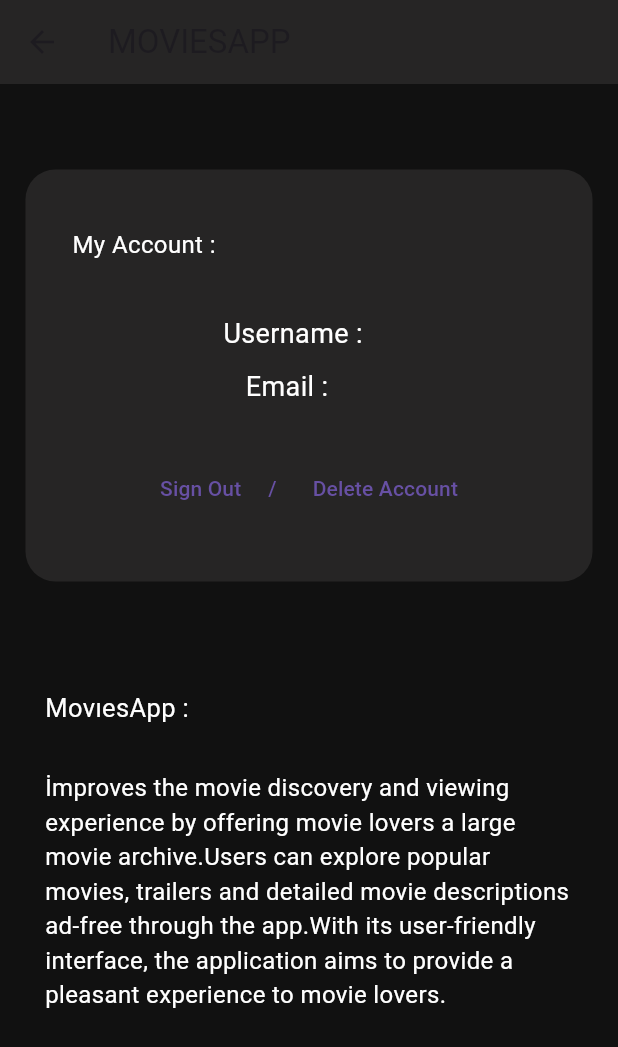
After one commit to mcanvarul/mehmetcanmovies, a Flutter app: the MainView screen opened directly, after a tap on the "person" icon, on a phone screen of 412 x 824 dp. The commit adds this screen. Shown: the top 1047 px of the screen. Run offline on Flutter 3.47's test engine with Material 3 defaults, Android fonts, the phone set to English and light mode, and no system bars; our stand-ins replace chewie, cloud_firestore, file_picker, firebase_auth, firebase_core, firebase_storage and 2 more; missing offline and left inert: alarm, omni_datetime_picker; accounts and stored records are empty; network calls fail.

```diff
--- a/lib/main/main_view.dart
+++ b/lib/main/main_view.dart
@@ -1,6 +1,7 @@
 import 'package:firebase_auth/firebase_auth.dart';
 import 'package:flutter/material.dart';
 import 'package:mehmetcanmovies/main/main_mixin.dart';
+import 'package:mehmetcanmovies/profile.dart';
 import 'package:shared_preferences/shared_preferences.dart';
 
 class MainView extends StatefulWidget {
@@ -36,9 +37,15 @@ class _MainViewState extends State<MainView> with MainViewMixin {
                 onPressed: () {
                   alarmNavigation(context);
                 },
-              icon: const Icon(Icons.logout),
+                icon: const Icon(Icons.alarm),
               ),
               actions: [
+                IconButton(
+                  onPressed: () => Navigator.of(context).push(MaterialPageRoute(
+                    builder: (context) => ProfilePage(),
+                  )),
+                  icon: const Icon(Icons.person),
+                ),
                 userCredential.email == "admin@admin.com"
                     ? IconButton(
                         onPressed: () {
@@ -48,11 +55,9 @@ class _MainViewState extends State<MainView> with MainViewMixin {
                       )
                     : Container(),
               ],
-          ),
-          body: Column(
-            mainAxisSize: MainAxisSize.max,
-            children: [
-              Padding(
+              bottom: PreferredSize(
+                preferredSize: const Size.fromHeight(70),
+                child: Padding(
                   padding: const EdgeInsets.all(8.0),
                   child: TextField(
                     controller: searchController,
@@ -65,8 +70,9 @@ class _MainViewState extends State<MainView> with MainViewMixin {
                     ),
                   ),
                 ),
-              movieList.isEmpty
-                  ? Expanded(
+              )),
+          body: movieList.isEmpty
+              ? const Expanded(
                   child: Center(
                     child: CircularProgressIndicator(
                       color: Colors.white,
@@ -81,7 +87,7 @@ class _MainViewState extends State<MainView> with MainViewMixin {
                     shrinkWrap: true,
                     gridDelegate:
                         const SliverGridDelegateWithFixedCrossAxisCount(
-                                crossAxisCount: 2),
+                            crossAxisCount: 2, childAspectRatio: 0.7),
                     itemCount: movieList.length,
                     itemBuilder: (context, index) {
                       return InkWell(
@@ -92,8 +98,7 @@ class _MainViewState extends State<MainView> with MainViewMixin {
                           margin: const EdgeInsets.all(8),
                           decoration: BoxDecoration(
                             image: DecorationImage(
-                                  image:
-                                      NetworkImage(movieList[index].imageUrl!),
+                              image: NetworkImage(movieList[index].imageUrl!),
                               fit: BoxFit.cover,
                             ),
                             borderRadius: BorderRadius.circular(8),
@@ -102,8 +107,6 @@ class _MainViewState extends State<MainView> with MainViewMixin {
                       );
                     },
                   ),
-                    ),
-            ],
                 ));
     });
   }
--- /dev/null
+++ b/lib/profile.dart
@@ -0,0 +1,173 @@
+import 'package:flutter/material.dart';
+import 'package:firebase_auth/firebase_auth.dart';
+import 'package:mehmetcanmovies/login/login_view.dart';
+import 'package:mehmetcanmovies/main/main_view.dart';
+import 'package:mehmetcanmovies/sign_up/sign_up_view.dart';
+
+class ProfilePage extends StatefulWidget {
+  @override
+  _ProfilePageState createState() => _ProfilePageState();
+}
+
+class _ProfilePageState extends State<ProfilePage> {
+  User? _user;
+
+  @override
+  void initState() {
+    super.initState();
+    _getUserData();
+  }
+
+  void _getUserData() async {
+    User? user = FirebaseAuth.instance.currentUser;
+    setState(() {
+      _user = user;
+    });
+  }
+
+  @override
+  Widget build(BuildContext context) {
+    return MaterialApp(
+      debugShowCheckedModeBanner: false,
+      home: Scaffold(
+        backgroundColor: Color.fromARGB(255, 17, 17, 17),
+        appBar: AppBar(
+          leading: IconButton(
+            onPressed: () {
+              Navigator.pushReplacement(
+                context,
+                MaterialPageRoute(builder: (context) => MainView()),
+              );
+            },
+            icon: Icon(Icons.arrow_back),
+          ),
+          backgroundColor: Color.fromARGB(255, 38, 37, 37),
+          title: Text("MOVIESAPP"),
+        ),
+        body: Column(
+          children: [
+            Padding(
+              padding: const EdgeInsets.all(17.0),
+              child: Container(
+                margin: EdgeInsets.only(top: 40),
+                height: MediaQuery.of(context).size.height * 1 / 3,
+                width: MediaQuery.of(context).size.width,
+                decoration: BoxDecoration(
+                  borderRadius: BorderRadius.circular(20),
+                  color: Color.fromARGB(255, 38, 37, 37),
+                ),
+                child: Center(
+                  child: _user != null
+                      ? Column(
+                          mainAxisAlignment: MainAxisAlignment.center,
+                          children: [
+                            Padding(
+                              padding: const EdgeInsets.only(right: 220),
+                              child: Text(
+                                'My Account :',
+                                style: TextStyle(
+                                  fontSize: 16,
+                                  color: Colors.white,
+                                ),
+                              ),
+                            ),
+                            Padding(
+                              padding:
+                                  const EdgeInsets.only(right: 12, top: 35),
+                              child: Text(
+                                'Username :  ${_user!.displayName}',
+                                style: TextStyle(
+                                  fontSize: 18,
+                                  color: Colors.white,
+                                ),
+                              ),
+                            ),
+                            SizedBox(height: 10),
+                            Padding(
+                              padding: const EdgeInsets.only(right: 20),
+                              child: Text(
+                                'Email :  ${_user!.email}',
+                                style: TextStyle(
+                                  fontSize: 18,
+                                  color: Colors.white,
+                                ),
+                              ),
+                            ),
+                            SizedBox(
+                              height: 30,
+                            ),
+                            Row(
+                              mainAxisAlignment: MainAxisAlignment.center,
+                              children: [
+                                TextButton(
+                                  onPressed: _signOut,
+                                  child: Text(
+                                    "Sign Out     /",
+                                    style: TextStyle(),
+                                  ),
+                                ),
+                                TextButton(
+                                  onPressed: _deleteAccount,
+                                  child: Text(
+                                    "Delete Account",
+                                    style: TextStyle(),
+                                  ),
+                                ),
+                              ],
+                            ),
+                          ],
+                        )
+                      : CircularProgressIndicator(),
+                ),
+              ),
+            ),
+            SizedBox(
+              height: 25,
+            ),
+            Padding(
+              padding: const EdgeInsets.only(right: 256, top: 30),
+              child: Text(
+                "MovıesApp :",
+                style: TextStyle(
+                  color: Colors.white,
+                  fontSize: 17,
+                ),
+              ),
+            ),
+            Padding(
+              padding: const EdgeInsets.all(30.0),
+              child: Text(
+                "İmproves the movie discovery and viewing experience by offering movie lovers a large movie archive.Users can explore popular movies, trailers and detailed movie descriptions ad-free through the app.With its user-friendly interface, the application aims to provide a pleasant experience to movie lovers.",
+                style: TextStyle(
+                  color: Colors.white,
+                  fontSize: 16,
+                ),
+              ),
+            ),
+          ],
+        ),
+      ),
+    );
+  }
+
+  void _signOut() async {
+    await FirebaseAuth.instance.signOut();
+    Navigator.pushReplacement(
+      context,
+      MaterialPageRoute(builder: (context) => LoginView()),
+    );
+  }
+
+  void _deleteAccount() async {
+    try {
+      await _user!.delete();
+      print("Account deleted successfully.");
+      Navigator.pushReplacement(
+        context,
+        MaterialPageRoute(builder: (context) => SignUpView()),
+      );
+    } catch (e) {
+      print(e);
+    }
+  }
+}
--- a/pubspec.yaml
+++ b/pubspec.yaml
@@ -46,6 +46,7 @@ dependencies:
   url_launcher: ^6.2.3
   shared_preferences: ^2.2.2
   file_picker: ^6.1.1
+  intl: ^0.19.0
 
 dev_dependencies:
   flutter_test:
```
Also changed, not shown: lib/admin/admin_view.dart (+25 -12 lines), lib/alarm/alarm_view.dart (+30 -10 lines), lib/login/login_view.dart (+8 -5 lines), lib/sign_up/sign_up_view.dart (+9 -3 lines), pubspec.lock. Lines whose indentation alone changed are shown as unchanged.
